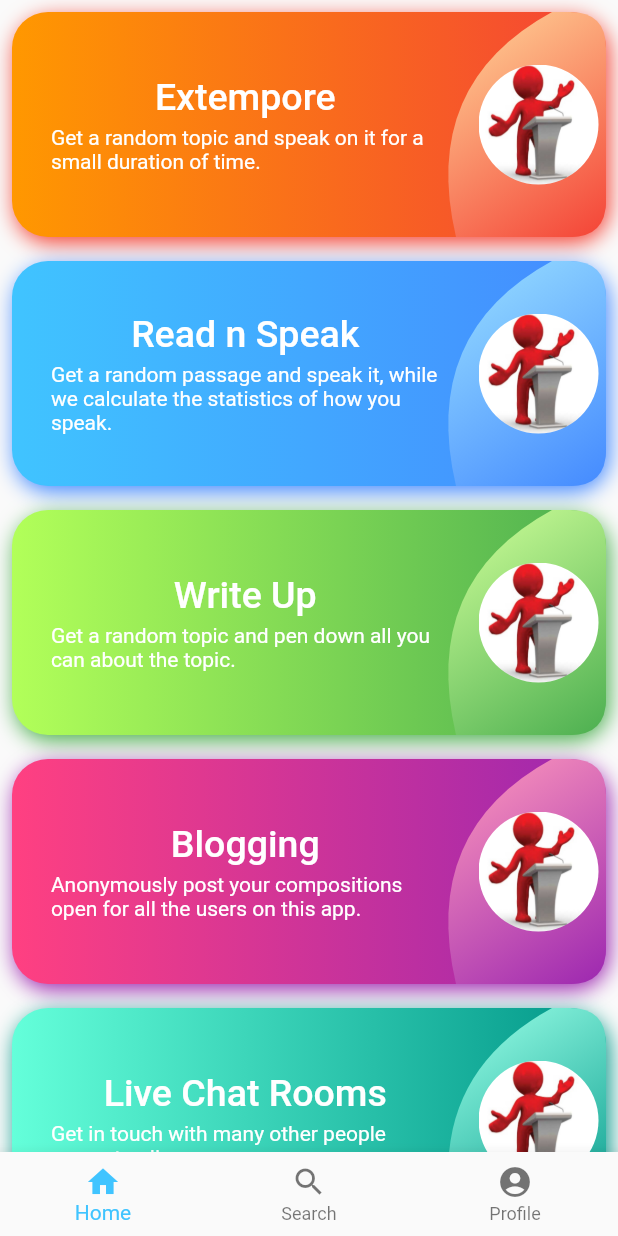
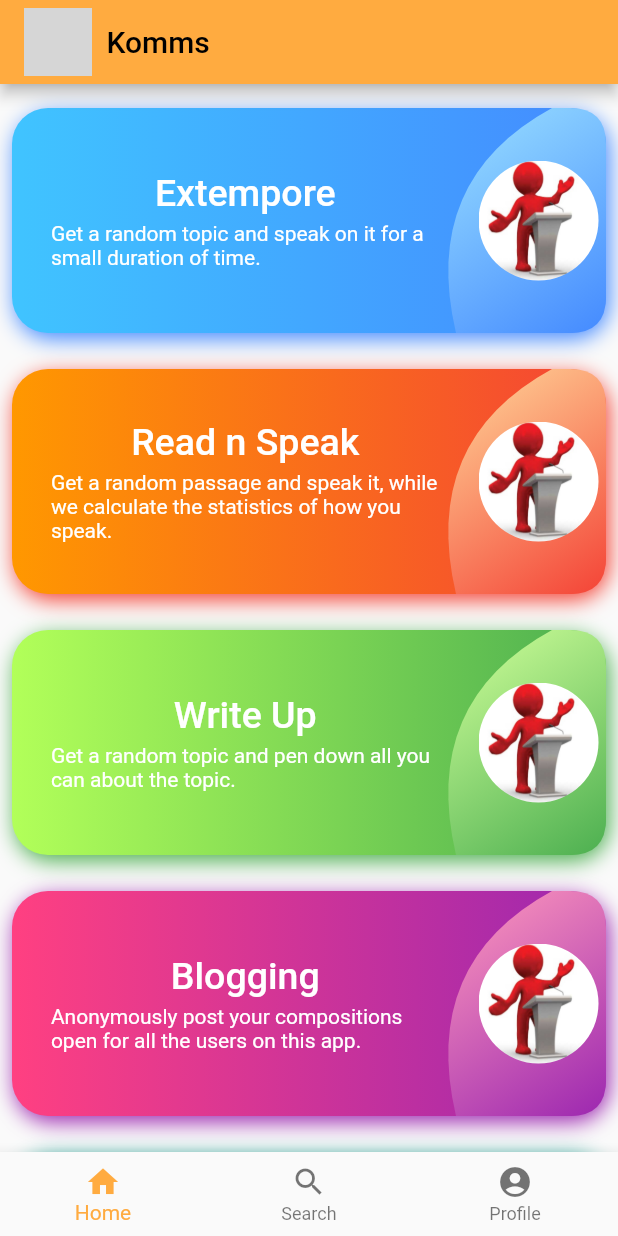
Before and after one commit to Anmol376OP/speech_to_text, a Flutter app: the screen it shows after launch, on a phone screen of 412 x 824 dp. Run offline on Flutter 3.47's test engine with Material 2 defaults, Android fonts, the phone set to English and light mode, and no system bars; missing offline and left inert: dart:js; network calls fail; grey boxes are pictures that could not be loaded.

Commit message:
Added navbar

```diff
--- a/lib/home.dart
+++ b/lib/home.dart
@@ -14,8 +14,8 @@ class Home extends StatefulWidget {
 
 class _HomeState extends State<Home> {
   var items = [
-    CardData('Extempore','Get a random topic and speak on it for a small duration of time.',Colors.orange,Colors.red),
-    CardData('Read n Speak','Get a random passage and speak it, while we calculate the statistics of how you speak.',Colors.lightBlueAccent,Colors.blueAccent),
+    CardData('Extempore','Get a random topic and speak on it for a small duration of time.',Colors.lightBlueAccent,Colors.blueAccent),
+    CardData('Read n Speak','Get a random passage and speak it, while we calculate the statistics of how you speak.',Colors.orange,Colors.red),
     CardData('Write Up','Get a random topic and pen down all you can about the topic.',Colors.lightGreenAccent,Colors.green),
     CardData('Blogging','Anonymously post your compositions open for all the users on this app.',Colors.pinkAccent,Colors.purple),
     CardData('Live Chat Rooms','Get in touch with many other people present online.',Colors.tealAccent,Colors.teal),
@@ -23,15 +23,31 @@ class _HomeState extends State<Home> {
   @override
   Widget build(BuildContext context) {
     return Scaffold(
-      // appBar: AppBar(
-      //   title: Center(child: const Text('SABOTAGE',style: TextStyle(color: Colors.black),)),
-      //   backgroundColor: Colors.lightBlueAccent,
-      // ),
+      appBar: AppBar(
+        title:
+        // backgroundColor: Color.fromRGBO(245, 213, 4, 100),
+        Row(
+          children: [
+            Container(
+              width: 45,height: 45,
+              decoration: const BoxDecoration(
+                  shape: BoxShape.circle,
+                  image: DecorationImage(image: NetworkImage('https://encrypted-tbn0.gstatic.com/images?q=tbn:ANd9GcTDhveqtju8f8Ys7u58RPTgamMbYY8_-ykOaXCOVXMuL_jfs2ROW53YSEiUzQqbnZj9KvU&usqp=CAU'),
+                    fit: BoxFit.fill,
+                  )
+              ),
+            ),
+            SizedBox(width: 10,),
+            Text('Komms',style: TextStyle(color: Colors.black ),),
+          ],
+        ),
+        backgroundColor: Colors.orangeAccent,
+      ),
       body: ListView.builder(
         itemCount: items.length,
         itemBuilder: (context,index){
           return Center(
-            child: Padding(padding: const EdgeInsets.all(0),
+            child: Padding(padding: const EdgeInsets.only(top: 8),
               child: TextButton(onPressed: (){
                 if(index==0) {
                   Navigator.push(context, MaterialPageRoute(builder: (context)=>Extempore()));
@@ -108,7 +124,7 @@ class _HomeState extends State<Home> {
       ),
       bottomNavigationBar: BottomNavigationBar(
           currentIndex: 0,
-          fixedColor: Colors.lightBlueAccent,
+          fixedColor: Colors.orangeAccent,
           items: const [
             BottomNavigationBarItem(
               label: "Home",
```
